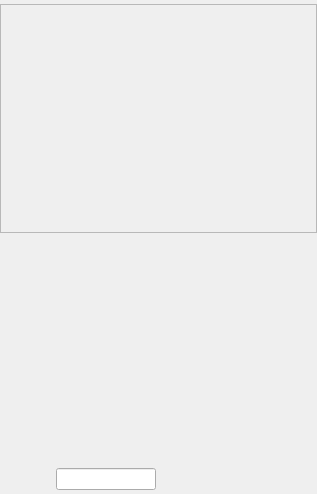
First picture: the form in ImageViewer/bitmapview.ui, repository n-gorbunov/ImageBinarize, before the edit.
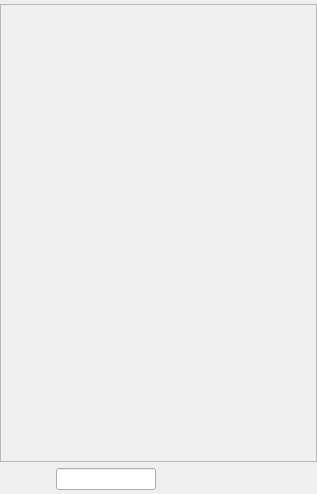
Second picture: the form after the edit.

What changed in the file:
```diff
--- a/ImageViewer/bitmapview.ui
+++ b/ImageViewer/bitmapview.ui
@@ -28,6 +28,9 @@
    </property>
    <item>
     <widget class="QScrollArea" name="scrollArea">
+     <property name="sizeAdjustPolicy">
+      <enum>QAbstractScrollArea::AdjustToContentsOnFirstShow</enum>
+     </property>
      <property name="widgetResizable">
       <bool>true</bool>
      </property>
@@ -37,7 +40,7 @@
         <x>0</x>
         <y>0</y>
         <width>313</width>
-        <height>222</height>
+        <height>454</height>
        </rect>
       </property>
       <property name="sizePolicy">
@@ -67,19 +70,6 @@
      </widget>
     </widget>
    </item>
-   <item>
-    <spacer name="verticalSpacer">
-     <property name="orientation">
-      <enum>Qt::Vertical</enum>
-     </property>
-     <property name="sizeHint" stdset="0">
-      <size>
-       <width>20</width>
-       <height>40</height>
-      </size>
-     </property>
-    </spacer>
-   </item>
    <item>
     <layout class="QHBoxLayout" name="horizontalLayout">
      <item>
```
